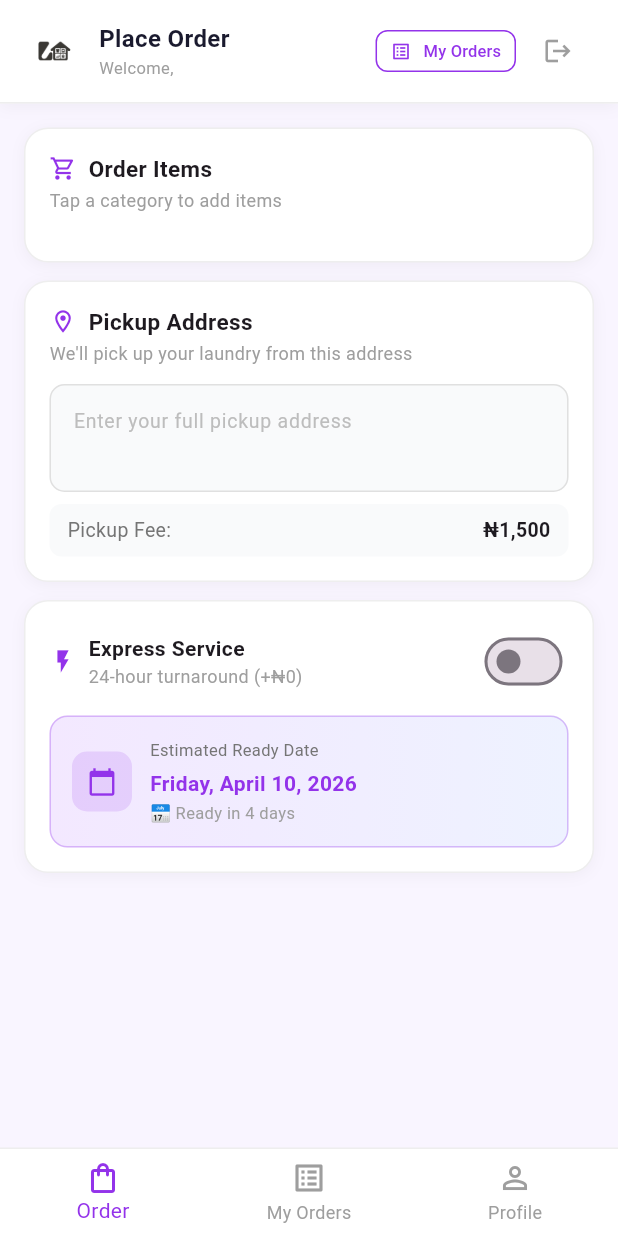
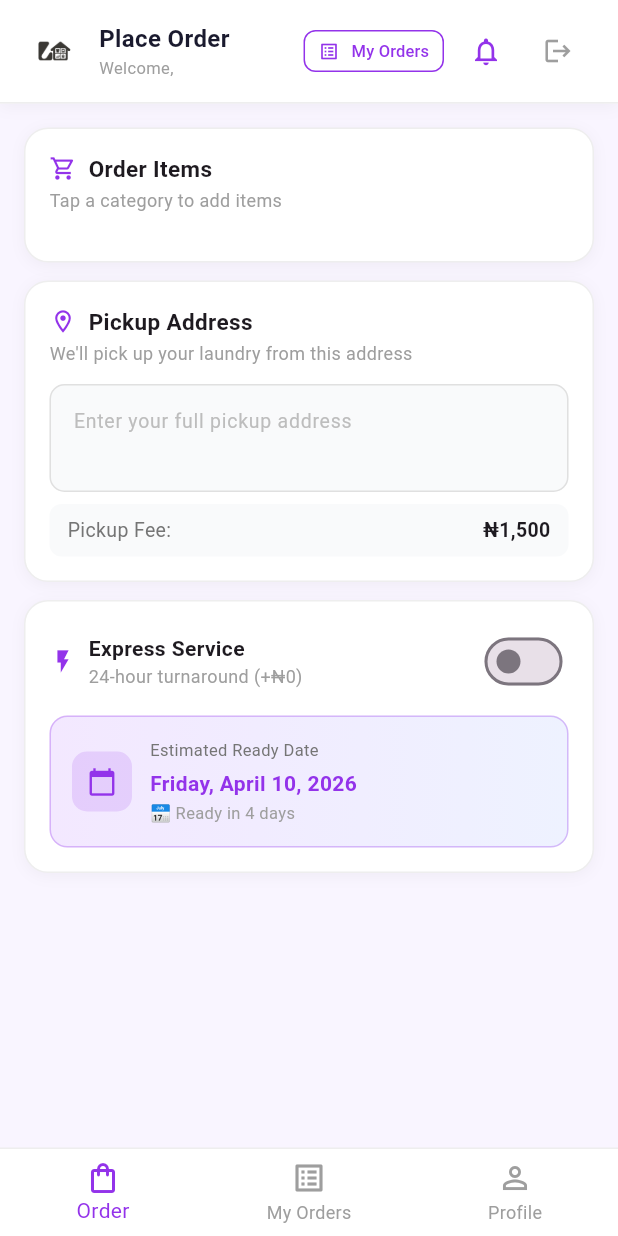
Before and after one commit to Johnvikson/laundryhouse_app, a Flutter app: the CustomerHomeScreen screen opened by its route, on a phone screen of 412 x 824 dp. Run offline on Flutter 3.47's test engine with Material 3 defaults, Android fonts, the phone set to English and light mode, and no system bars; our stand-ins replace flutter_dotenv, flutter_local_notifications, shared_preferences, supabase_flutter; accounts and stored records are empty.

Commit message:
Add notification bell icon to customer and rider home headers
Also regenerate Android notification icon PNGs with cleaner shape.

Co-Authored-By: Claude Sonnet 4.6 <noreply@anthropic.com>

```diff
--- a/lib/customer_page/home/home_screen.dart
+++ b/lib/customer_page/home/home_screen.dart
@@ -126,6 +126,11 @@ class _CustomerHomeScreenState extends State<CustomerHomeScreen> {
                 ),
               ),
               const SizedBox(width: 4),
+              IconButton(
+                onPressed: () => Navigator.pushNamed(context, '/track'),
+                icon: const Icon(Icons.notifications_outlined, size: 22, color: Color(0xFF9333EA)),
+                tooltip: 'Notifications',
+              ),
               IconButton(onPressed: _logout, icon: const Icon(Icons.logout, size: 20, color: Colors.grey)),
             ],
           ),
--- a/lib/rider_page/home/rider_home_screen.dart
+++ b/lib/rider_page/home/rider_home_screen.dart
@@ -306,6 +306,11 @@ class _RiderHomeScreenState extends State<RiderHomeScreen>
                     Text(user.name ?? '', style: TextStyle(fontSize: 12, color: Colors.grey[600])),
                   ],
                 ),
+              ),
+              IconButton(
+                onPressed: () {},
+                icon: const Icon(Icons.notifications_outlined, size: 22, color: _kPrimary),
+                tooltip: 'Notifications',
               ),
               IconButton(
                 onPressed: _signOut,
```
